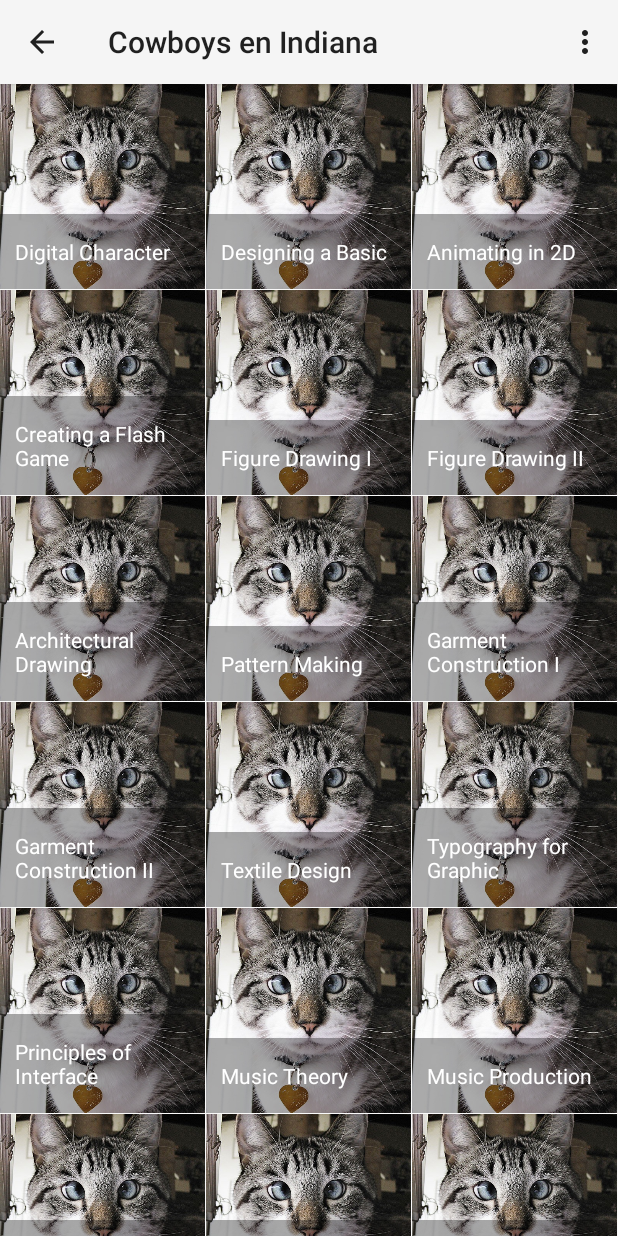
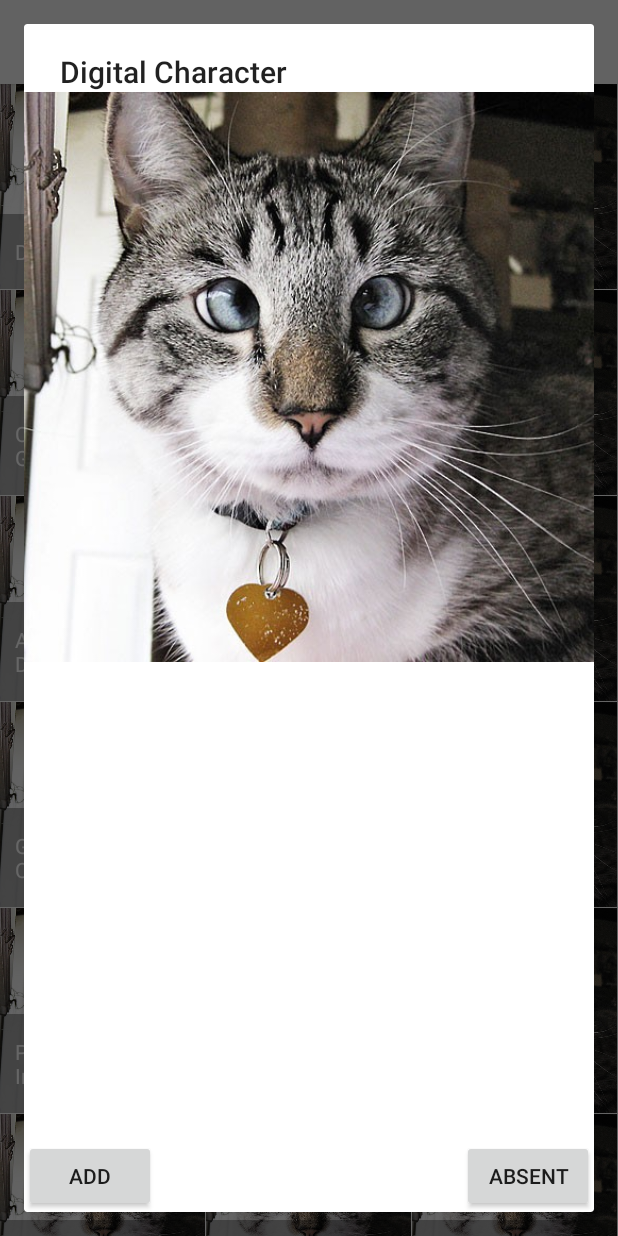
Before and after one commit to rkodde/cowboysenindiana, an Android app: the screen it shows after launch (Dashboard), after a tap on "Digital Character", on a phone screen of 412 x 824 dp. Run offline under Robolectric (Android 15) with nearby library versions, the phone set to English and light mode, and no system bars; 2 statements that could not run were skipped.

Commit message:
Added dialog for presence list operations Upgrade Child class

```diff
--- a/CowboysenIndiana/app/src/main/java/nl/cowboysenindiana/app/presencelist/ContentAdapter.java
+++ b/CowboysenIndiana/app/src/main/java/nl/cowboysenindiana/app/presencelist/ContentAdapter.java
@@ -6,6 +6,7 @@ import android.view.LayoutInflater;
 import android.view.View;
 import android.view.ViewGroup;
 import android.widget.BaseAdapter;
+import android.widget.Button;
 import android.widget.ImageView;
 import android.widget.TextView;
 
@@ -24,81 +25,76 @@ import java.util.List;
 public final class ContentAdapter extends BaseAdapter {
 
     private Dialog dialog;
-    private final List<Child> mItems;
+    private final List<Child> objects;
     private final LayoutInflater mInflater;
     private Context context = null;
     private Child item;
 
     public ContentAdapter(Context context) {
         mInflater = LayoutInflater.from(context);
-
-        mItems = DataProvider.getData();
+        this.context = context;
+        objects = DataProvider.getData();
     }
 
     @Override
-    public int getCount() {
-        return mItems.size();
+    public int getCount() { return objects.size(); }
+
+    @Override
+    public Object getItem(int position) { return objects.get(position); }
+
+    @Override
+    public long getItemId(int position) {
+        return objects.get(position).getChildNumber();
     }
 
     @Override
-    public Child getItem(int i) {
-        return mItems.get(i);
-    }
+    public View getView(int position, View view, ViewGroup viewGroup) {
 
-    @Override
-    public long getItemId(int i) {
-        return mItems.get(i).getChildNumber();
-    }
-
-    @Override
-    public View getView(int i, View view, ViewGroup viewGroup) {
-        View myView = view;
-        ImageView picture;
-        TextView name;
-
-        if (myView == null) {
-            myView = mInflater.inflate(R.layout.grid_item, viewGroup, false);
-            myView.setTag(R.id.picture, myView.findViewById(R.id.picture));
-            myView.setTag(R.id.text, myView.findViewById(R.id.text));
+        if (view == null) {
+            view = mInflater.inflate(R.layout.grid_item, viewGroup, false);
+            view.setTag(R.id.picture, view.findViewById(R.id.picture));
+            view.setTag(R.id.text, view.findViewById(R.id.text));
         }
 
-        picture = (ImageView) myView.getTag(R.id.picture);
-        name = (TextView) myView.getTag(R.id.text);
+        item = (Child) getItem(position);
 
-        item = getItem(i);
+        ImageView picture = (ImageView) view.getTag(R.id.picture);
+        picture.setImageResource(R.drawable.dummy_image);
 
-        picture.setImageResource(R.drawable.dummy_image);
+        TextView name = (TextView) view.getTag(R.id.text);
         name.setText(item.getChildName());
 
-        myView.setOnClickListener(new View.OnClickListener() {
+        view.setOnClickListener(new View.OnClickListener() {
             @Override
             public void onClick(View v) {
 
                 //@TODO functionality to check out the person's presence
-//                dialog = new Dialog(myViewx);
-//                dialog.setTitle(item.getChildName());
-//                dialog.setContentView(R.layout.dialog);
-//                Button b1 = (Button) dialog.findViewById(R.id.add);
-//                Button b2 = (Button) dialog.findViewById(R.id.absent);
-//
-//                ImageView picture = (ImageView) dialog.findViewById(R.id.picture);
-//                picture.setImageResource(R.drawable.dummy_image);
-//
-//                b1.setOnClickListener(new View.OnClickListener() {
-//                    @Override
-//                    public void onClick(View v) {
-//                        //@TODO add to presence list functionality
-//                    }
-//                });
-//                b2.setOnClickListener(new View.OnClickListener() {
-//                    @Override
-//                    public void onClick(View v) {
-//                        //@TODO absent from presence list functionality
-//                    }
-//                });
-//                dialog.show();
+                dialog = new Dialog(context);
+                dialog.setTitle(item.getChildName());
+                dialog.setContentView(R.layout.dialog);
+                Button b1 = (Button) dialog.findViewById(R.id.add);
+                Button b2 = (Button) dialog.findViewById(R.id.absent);
+
+                ImageView picture = (ImageView) dialog.findViewById(R.id.picture);
+                picture.setImageResource(R.drawable.dummy_image);
+
+                b1.setOnClickListener(new View.OnClickListener() {
+                    @Override
+                    public void onClick(View v) {
+                        //@TODO add to presence list functionality
+                        dialog.dismiss();
+                    }
+                });
+                b2.setOnClickListener(new View.OnClickListener() {
+                    @Override
+                    public void onClick(View v) {
+                        //@TODO absent from presence list functionality
+                        dialog.dismiss();
+                    }
+                });
+                dialog.show();
             }
         });
-        return myView;
+        return view;
     }
 }
--- a/CowboysenIndiana/app/src/main/res/layout/activity_main.xml
+++ b/CowboysenIndiana/app/src/main/res/layout/activity_main.xml
@@ -5,6 +5,4 @@
     android:paddingTop="@dimen/activity_vertical_margin"
     android:paddingBottom="@dimen/activity_vertical_margin" tools:context=".MainActivity">
 
-
-
 </RelativeLayout>
--- a/CowboysenIndiana/app/src/main/res/layout/dialog.xml
+++ b/CowboysenIndiana/app/src/main/res/layout/dialog.xml
@@ -2,7 +2,7 @@
     android:layout_width="fill_parent"
     android:layout_height="fill_parent">
 
-    <com.example.sasha.com.example.sasha.presencelist.SquareImageView
+    <nl.cowboysenindiana.app.presencelist.SquareImageView
         android:id="@+id/picture"
         android:layout_width="match_parent"
         android:layout_height="match_parent"
```
Also changed, not shown: CowboysenIndiana/app/src/main/java/nl/cowboysenindiana/app/nl/cowboysenindiana/app/data/Child.java (+43 -5 lines).
